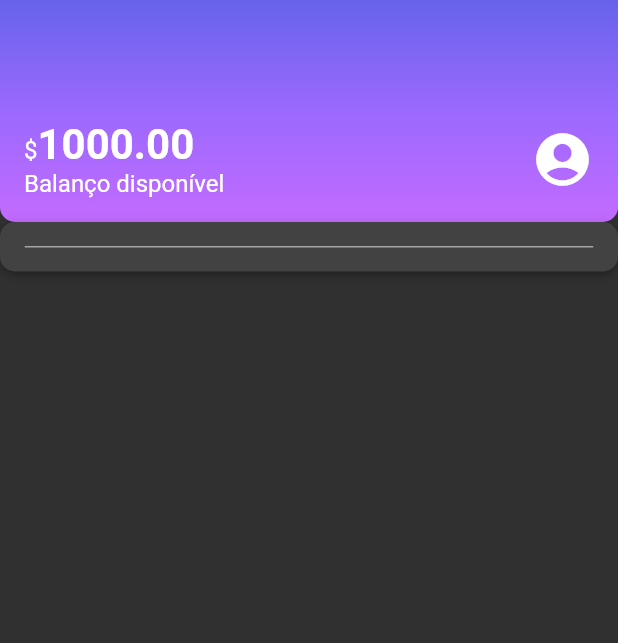
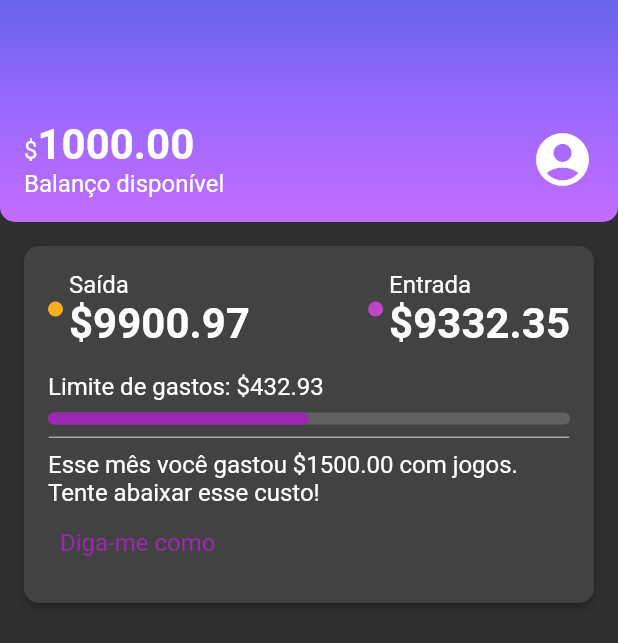
Before and after one commit to pedrohocc/Alura, a Flutter app: the screen it shows after launch, on a phone screen of 412 x 824 dp. Shown: the top 643 px of the screen. Run offline on Flutter 3.47's test engine with Material 2 defaults, Android fonts, the phone set to English and light mode, and no system bars; our stand-ins replace logger, shared_preferences, sqflite; missing offline and left inert: http_interceptor; accounts and stored records are empty.

Commit message:
aulas `Definindo o RecentActivity` e `Finalizando o RecentActivity`

```diff
--- /dev/null
+++ b/flutter/alubank/lib/components/sections/recent_activity.dart
@@ -0,0 +1,81 @@
+import 'package:alubank/components/color_dot.dart';
+import 'package:alubank/components/division.dart';
+import 'package:alubank/themes/theme_colors.dart';
+import 'package:flutter/material.dart';
+
+class RecentActivity extends StatelessWidget {
+  const RecentActivity({super.key});
+
+  @override
+  Widget build(BuildContext context) {
+    return Column(
+      crossAxisAlignment: CrossAxisAlignment.start,
+      children: [
+        Row(
+          mainAxisAlignment: MainAxisAlignment.spaceBetween,
+          children: [
+            Row(
+              children: [
+                Padding(
+                  padding: const EdgeInsets.only(right: 4),
+                  child: ColorDot(color: ThemeColors.dotColors['spent']),
+                ),
+                Column(
+                  crossAxisAlignment: CrossAxisAlignment.start,
+                  children: [
+                    Text('Saída'),
+                    Text(
+                      '\$9900.97',
+                      style: Theme.of(context).textTheme.bodyLarge,
+                    )
+                  ],
+                ),
+              ],
+            ),
+            Row(
+              children: [
+                Padding(
+                  padding: const EdgeInsets.only(right: 4),
+                  child: ColorDot(color: ThemeColors.dotColors['income']),
+                ),
+                Column(
+                  crossAxisAlignment: CrossAxisAlignment.start,
+                  children: [
+                    Text('Entrada'),
+                    Text(
+                      '\$9332.35',
+                      style: Theme.of(context).textTheme.bodyLarge,
+                    )
+                  ],
+                )
+              ],
+            ),
+          ],
+        ),
+        const Padding(
+          padding: EdgeInsets.only(top: 16, bottom: 8),
+          child: Text(
+            'Limite de gastos: \$432.93',
+          ),
+        ),
+        LinearProgressIndicator(
+          minHeight: 8,
+          borderRadius: BorderRadius.circular(8),
+          value: 0.5,
+        ),
+        const Padding(
+          padding: EdgeInsets.only(top: 8, bottom: 8),
+          child: DivisionWidget(),
+        ),
+        const Text(
+            'Esse mês você gastou \$1500.00 com jogos. Tente abaixar esse custo!'),
+        TextButton(
+          onPressed: () {},
+          child: Text(
+            'Diga-me como',
+          ),
+        )
+      ],
+    );
+  }
+}
--- a/flutter/alubank/lib/screens/home.dart
+++ b/flutter/alubank/lib/screens/home.dart
@@ -2,6 +2,7 @@ import 'package:alubank/components/box_card.dart';
 import 'package:alubank/components/color_dot.dart';
 import 'package:alubank/components/division.dart';
 import 'package:alubank/components/sections/header.dart';
+import 'package:alubank/components/sections/recent_activity.dart';
 import 'package:alubank/themes/theme_colors.dart';
 import 'package:flutter/material.dart';
 
@@ -12,7 +13,13 @@ class HomeScreen extends StatelessWidget {
   Widget build(BuildContext context) {
     return Scaffold(
       body: Column(
-        children: [const Header(), BoxCard(boxContent: DivisionWidget())],
+        children: [
+          const Header(),
+          Padding(
+            padding: const EdgeInsets.all(16.0),
+            child: BoxCard(boxContent: RecentActivity()),
+          )
+        ],
       ),
     );
   }
--- a/flutter/alubank/lib/themes/main_theme.dart
+++ b/flutter/alubank/lib/themes/main_theme.dart
@@ -11,4 +11,11 @@ ThemeData mainTheme = ThemeData(
     bodyMedium: TextStyle(fontSize: 16),
     bodyLarge: TextStyle(fontSize: 28, fontWeight: FontWeight.bold),
   ),
+  textButtonTheme: const TextButtonThemeData(
+    style: ButtonStyle(
+      textStyle: MaterialStatePropertyAll(
+        TextStyle(fontSize: 16),
+      ),
+    ),
+  ),
 );
```
